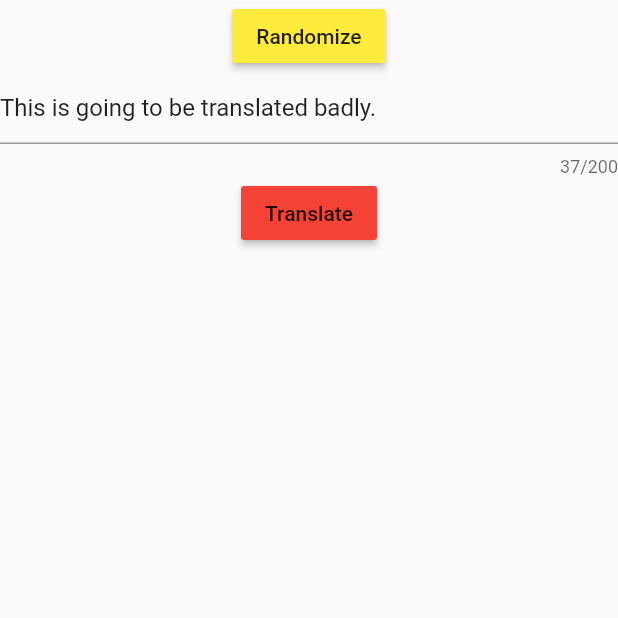
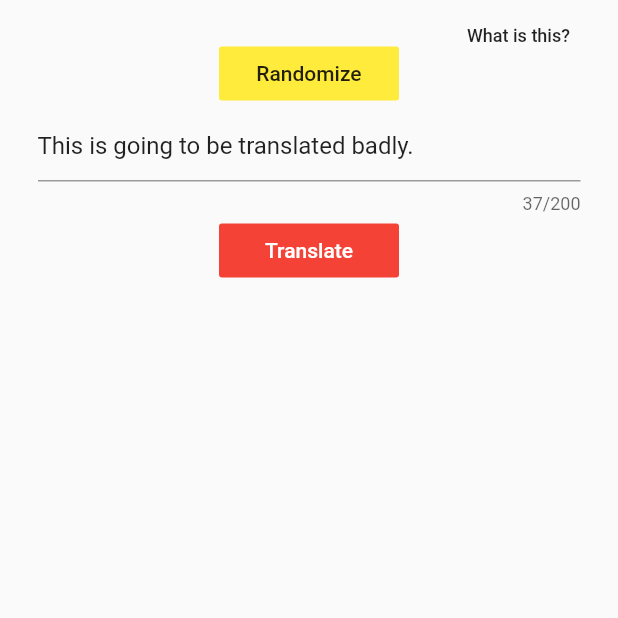
Before and after one commit to aacheng17/BadTranslator, a Flutter app: the screen it shows after launch, on a phone screen of 412 x 824 dp, the top half of it. Run offline on Flutter 3.47's test engine with Material 2 defaults, Android fonts, the phone set to English and light mode, and no system bars; missing offline and left inert: random_words; Roboto replaces fonts that are missing (Arimo).

Commit message:
Changed some styling, added about page

```diff
--- a/lib/main.dart
+++ b/lib/main.dart
@@ -10,9 +10,10 @@ class MyApp extends StatelessWidget {
       title: 'BadTranslator',
       debugShowCheckedModeBanner: false,
       theme: ThemeData(
-        primarySwatch: Colors.blue,
+        primarySwatch: Colors.orange,
+        fontFamily: 'Arimo'
       ),
-      home: Translator(),
+      home: Translator()
     );
   }
 }
--- a/lib/translator.dart
+++ b/lib/translator.dart
@@ -9,19 +9,23 @@ class Translator extends StatefulWidget {
   _Translator createState() => _Translator();
 }
 
-class _Translator extends State<Translator> {
+class _Translator extends State<Translator> with SingleTickerProviderStateMixin {
   TextEditingController _textEditingController;
+  TabController _tabController;
 
   bool _isLoading = false;
   String _string = "";
+  bool _about = false;
 
   void initState() {
     super.initState();
     _textEditingController = TextEditingController(text: "This is going to be translated badly.");
+    _tabController = TabController(vsync: this, length: 2);
   }
 
   void dispose() {
     _textEditingController.dispose();
+    _tabController.dispose();
     super.dispose();
   }
 
@@ -44,7 +48,7 @@ class _Translator extends State<Translator> {
     }
   }
 
-  void _asyncAction() async {
+  void _translateHandler() async {
     setState(() => _isLoading = true);
     await _translate();
     setState(() => _isLoading = false);
@@ -60,27 +64,35 @@ class _Translator extends State<Translator> {
   }
 
   Widget _buttonRandomize() {
-    return RaisedButton(
+    return ButtonTheme(
+      minWidth: 120.0,
+      child: FlatButton(
         child: Text("Randomize"),
         color: Colors.yellow,
+        splashColor: Colors.orange,
         onPressed: _randomize
+      )
     );
   }
 
   Widget _textFieldInput() {
     return TextField(
-        controller: _textEditingController,
-        maxLength: 200
+      controller: _textEditingController,
+      maxLength: 200
     );
   }
 
   Widget _buttonTranslate() {
     return _isLoading
-        ? CircularProgressIndicator()
-        : RaisedButton(
+      ? CircularProgressIndicator( valueColor: new AlwaysStoppedAnimation<Color>(Colors.red))
+      : ButtonTheme(
+      minWidth: 120.0,
+      child: FlatButton(
         child: Text("Translate"),
         color: Colors.red,
-        onPressed: _asyncAction
+        textColor: Colors.white,
+        onPressed: _translateHandler
+      )
     );
   }
 
@@ -88,19 +100,65 @@ class _Translator extends State<Translator> {
     return Text(_string);
   }
 
+  void _aboutHandler() {
+    setState(() => _about = !_about);
+    _tabController.animateTo((_tabController.index + 1) % 2);
+  }
+
+  Widget _buttonAbout() {
+    return ButtonTheme(
+      minWidth: 100.0,
+      height: 30.0,
+      child: FlatButton(
+        child: Text(!_about ? "What is this?" : "Back", style: TextStyle(fontSize: 12)),
+        onPressed: _aboutHandler
+      )
+    );
+  }
+
+  Widget _mainBody() {
+    return Column(
+      children: [
+        _buttonRandomize(),
+        _textFieldInput(),
+        _buttonTranslate(),
+        _textResult()
+      ]
+    );
+  }
+
+  Widget _aboutBody() {
+    return Column(
+      children: [
+        Text("BadTranslator\n", style: TextStyle(fontSize: 30)),
+        Text(
+            "This site takes your input (in English only for now) and translates it through 10 random languages and then back to English."
+        )
+      ]
+    );
+  }
+
   @override
   Widget build(BuildContext context) {
     return Scaffold(
-        body: Center(
-            child: Column(
-                children: [
-                  _buttonRandomize(),
-                  _textFieldInput(),
-                  _buttonTranslate(),
-                  _textResult()
-                ]
+      body: Center(
+        child: Container(
+          padding: EdgeInsets.all(25.0),
+          child: DefaultTabController(
+            length: 2,
+            child: TabBarView(
+              controller: _tabController,
+              physics: NeverScrollableScrollPhysics(),
+              children: [
+                _mainBody(),
+                _aboutBody()
+              ]
             )
+          )
         )
+      ),
+      floatingActionButton: _buttonAbout(),
+      floatingActionButtonLocation: FloatingActionButtonLocation.endTop,
     );
   }
 }
```
Also changed, not shown: pubspec.yaml (+13 -11 lines).
